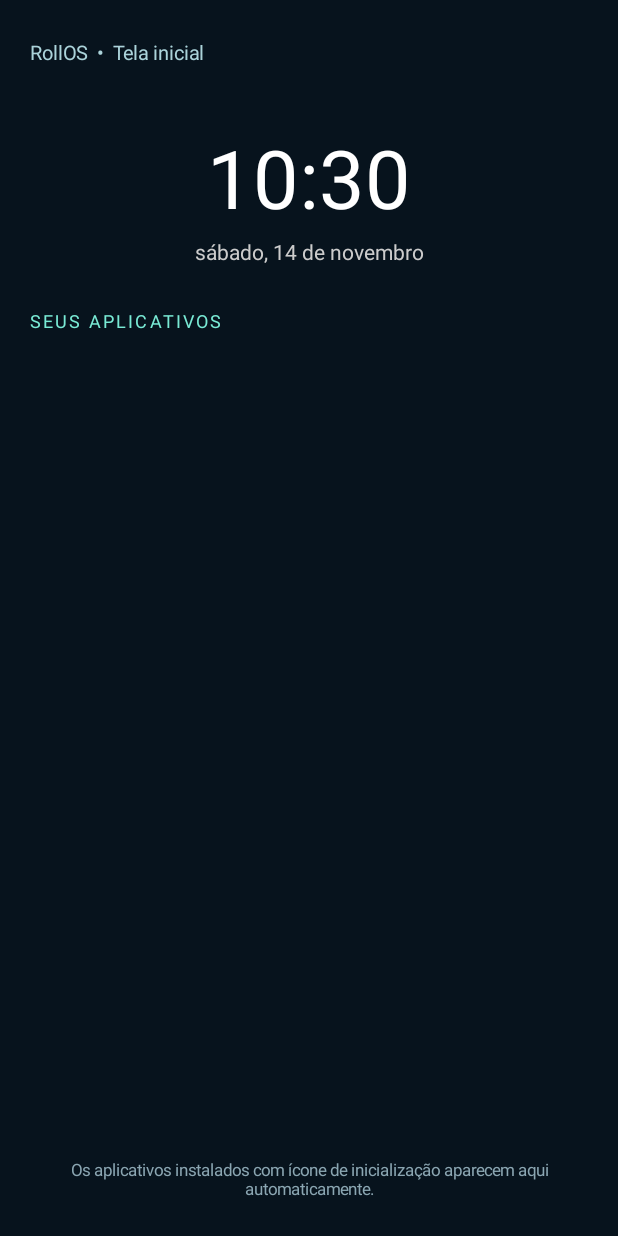
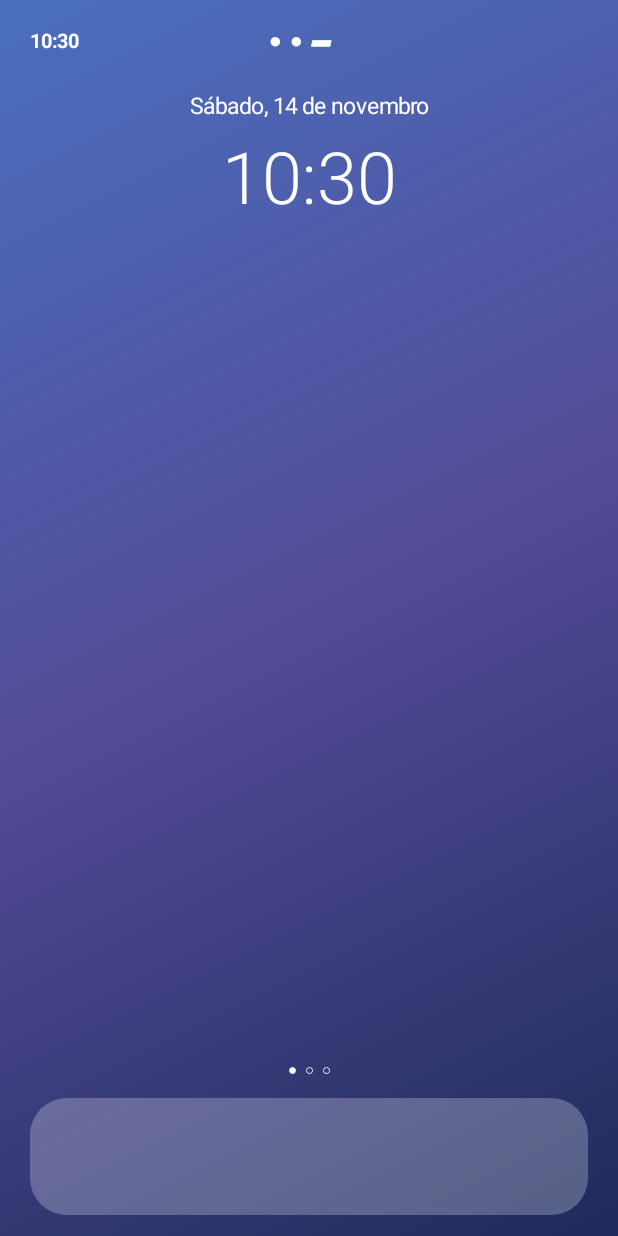
Before and after one commit to Alexandrexicara/RolioS, an Android app: the LauncherActivity screen opened directly, with no data from a screen before it, on a phone screen of 412 x 824 dp. Run offline under Robolectric (Android 15) with nearby library versions, the phone set to English and light mode, and no system bars.

Commit message:
Apply iPhone-inspired Roll iOS launcher design

```diff
--- a/android-launcher/app/src/main/java/com/rollos/launcher/LauncherActivity.kt
+++ b/android-launcher/app/src/main/java/com/rollos/launcher/LauncherActivity.kt
@@ -7,9 +7,13 @@ import android.content.Intent
 import android.content.IntentFilter
 import android.content.pm.PackageManager
 import android.graphics.Color
+import android.graphics.Typeface
+import android.graphics.drawable.GradientDrawable
 import android.os.Build
 import android.os.Bundle
 import android.view.Gravity
+import android.view.View
+import android.widget.FrameLayout
 import android.widget.GridLayout
 import android.widget.ImageView
 import android.widget.LinearLayout
@@ -18,116 +22,185 @@ import java.text.SimpleDateFormat
 import java.util.Date
 import java.util.Locale
 
-/** Native RollOS home screen. Android PackageManager is the source of truth. */
+/** Roll iOS: iPhone-inspired home screen with Android package discovery. */
 class LauncherActivity : Activity() {
     private lateinit var appGrid: GridLayout
     private val packageChanges = object : BroadcastReceiver() {
         override fun onReceive(context: Context?, intent: Intent?) = renderApps()
     }
+    private var receiverRegistered = false
 
     override fun onCreate(savedInstanceState: Bundle?) {
         super.onCreate(savedInstanceState)
-        window.statusBarColor = Color.rgb(7, 19, 29)
-        window.navigationBarColor = Color.rgb(7, 19, 29)
+        window.statusBarColor = Color.rgb(30, 54, 103)
+        window.navigationBarColor = Color.rgb(25, 42, 82)
+        if (Build.VERSION.SDK_INT >= 29) {
+            window.isNavigationBarContrastEnforced = false
+            window.isStatusBarContrastEnforced = false
+        }
+
+        val wallpaper = GradientDrawable(
+            GradientDrawable.Orientation.TL_BR,
+            intArrayOf(Color.rgb(74, 111, 190), Color.rgb(83, 75, 151), Color.rgb(30, 43, 91))
+        )
         val root = LinearLayout(this).apply {
             orientation = LinearLayout.VERTICAL
-            setPadding(dp(20), dp(26), dp(20), dp(16))
-            setBackgroundColor(Color.rgb(7, 19, 29))
+            setPadding(dp(20), dp(18), dp(20), dp(14))
+            background = wallpaper
         }
-        root.addView(TextView(this).apply {
-            text = "RollOS  •  Tela inicial"
+
+        val status = TextView(this).apply {
+            text = SimpleDateFormat("HH:mm", Locale("pt", "BR")).format(Date()) +
+                "                                      ●  ●  ▰"
             textSize = 13f
-            setTextColor(Color.rgb(171, 211, 218))
-        })
-        root.addView(TextView(this).apply {
-            text = SimpleDateFormat("HH:mm", Locale("pt", "BR")).format(Date())
-            textSize = 54f
+            setTypeface(null, Typeface.BOLD)
+            setTextColor(Color.WHITE)
+        }
+        root.addView(status, LinearLayout.LayoutParams(-1, dp(24)))
+
+        val date = TextView(this).apply {
+            text = SimpleDateFormat("EEEE, d 'de' MMMM", Locale("pt", "BR"))
+                .format(Date()).replaceFirstChar { it.uppercase(Locale("pt", "BR")) }
+            textSize = 15f
             gravity = Gravity.CENTER
             setTextColor(Color.WHITE)
-            setPadding(0, dp(38), 0, dp(4))
-        })
-        root.addView(TextView(this).apply {
-            text = SimpleDateFormat("EEEE, d 'de' MMMM", Locale("pt", "BR")).format(Date())
-            textSize = 14f
+            setPadding(0, dp(18), 0, dp(4))
+        }
+        root.addView(date)
+
+        val clock = TextView(this).apply {
+            text = SimpleDateFormat("HH:mm", Locale("pt", "BR")).format(Date())
+            textSize = 48f
             gravity = Gravity.CENTER
-            setTextColor(Color.LTGRAY)
-            setPadding(0, 0, 0, dp(28))
-        })
-        root.addView(TextView(this).apply {
-            text = "SEUS APLICATIVOS"
-            textSize = 12f
-            letterSpacing = .12f
-            setTextColor(Color.rgb(121, 234, 213))
-            setPadding(0, 0, 0, dp(14))
-        })
-        appGrid = GridLayout(this).apply { columnCount = 4 }
+            setTypeface(Typeface.create("sans-serif-light", Typeface.NORMAL))
+            setTextColor(Color.WHITE)
+            setPadding(0, 0, 0, dp(18))
+        }
+        root.addView(clock)
+
+        appGrid = GridLayout(this).apply {
+            columnCount = 4
+            useDefaultMargins = false
+            alignmentMode = GridLayout.ALIGN_BOUNDS
+        }
         root.addView(appGrid, LinearLayout.LayoutParams(-1, 0, 1f))
-        root.addView(TextView(this).apply {
-            text = "Os aplicativos instalados com ícone de inicialização aparecem aqui automaticamente."
-            textSize = 11f
+
+        val pageDots = TextView(this).apply {
+            text = "●  ○  ○"
+            textSize = 10f
             gravity = Gravity.CENTER
-            setTextColor(Color.rgb(139, 166, 178))
-            setPadding(0, dp(12), 0, dp(8))
-        })
+            setTextColor(Color.WHITE)
+            setPadding(0, dp(5), 0, dp(12))
+        }
+        root.addView(pageDots)
+
+        val dock = LinearLayout(this).apply {
+            orientation = LinearLayout.HORIZONTAL
+            gravity = Gravity.CENTER
+            setPadding(dp(8), dp(8), dp(8), dp(8))
+            background = rounded(Color.argb(65, 245, 247, 255), dp(25))
+        }
+        root.addView(dock, LinearLayout.LayoutParams(-1, dp(78)))
         setContentView(root)
-        renderApps()
+        renderApps(dock)
     }
 
     override fun onResume() {
         super.onResume()
         renderApps()
+        if (!receiverRegistered) {
             val filter = IntentFilter().apply {
                 addAction(Intent.ACTION_PACKAGE_ADDED)
                 addAction(Intent.ACTION_PACKAGE_REMOVED)
                 addAction(Intent.ACTION_PACKAGE_CHANGED)
                 addDataScheme("package")
             }
-        if (Build.VERSION.SDK_INT >= 33) registerReceiver(packageChanges, filter, Context.RECEIVER_NOT_EXPORTED)
-        else {\n            @Suppress("DEPRECATION")\n            registerReceiver(packageChanges, filter)\n        }
+            if (Build.VERSION.SDK_INT >= 33) {
+                registerReceiver(packageChanges, filter, Context.RECEIVER_NOT_EXPORTED)
+            } else {
+                @Suppress("DEPRECATION")
+                registerReceiver(packageChanges, filter)
+            }
+            receiverRegistered = true
+        }
     }
 
     override fun onPause() {
+        if (receiverRegistered) {
             try { unregisterReceiver(packageChanges) } catch (_: IllegalArgumentException) { }
+            receiverRegistered = false
+        }
         super.onPause()
     }
 
     @Suppress("DEPRECATION")
-    private fun renderApps() {
+    private fun renderApps(dock: LinearLayout? = null) {
         if (!::appGrid.isInitialized) return
         appGrid.removeAllViews()
+        dock?.removeAllViews()
+
         val apps = packageManager.queryIntentActivities(
             Intent(Intent.ACTION_MAIN).addCategory(Intent.CATEGORY_LAUNCHER),
             PackageManager.MATCH_ALL
         ).distinctBy { it.activityInfo.packageName }
             .sortedBy { it.loadLabel(packageManager).toString().lowercase(Locale.getDefault()) }
+
         apps.forEachIndexed { index, info ->
+            val openApp = View.OnClickListener {
+                packageManager.getLaunchIntentForPackage(info.activityInfo.packageName)?.let(::startActivity)
+            }
             val item = LinearLayout(this).apply {
                 orientation = LinearLayout.VERTICAL
                 gravity = Gravity.CENTER
-                setPadding(dp(3), dp(8), dp(3), dp(12))
+                setPadding(dp(3), dp(7), dp(3), dp(9))
                 isClickable = true
                 isFocusable = true
-                setOnClickListener {
-                    packageManager.getLaunchIntentForPackage(info.activityInfo.packageName)?.let(::startActivity)
+                setOnClickListener(openApp)
             }
+            val iconFrame = FrameLayout(this).apply {
+                background = rounded(Color.argb(35, 255, 255, 255), dp(15))
+                clipToOutline = true
             }
-            item.addView(ImageView(this).apply {
+            iconFrame.addView(ImageView(this).apply {
                 setImageDrawable(info.loadIcon(packageManager))
                 scaleType = ImageView.ScaleType.FIT_CENTER
                 contentDescription = info.loadLabel(packageManager).toString()
-            }, LinearLayout.LayoutParams(dp(50), dp(50)))
+                setPadding(dp(2), dp(2), dp(2), dp(2))
+            }, FrameLayout.LayoutParams(dp(58), dp(58), Gravity.CENTER))
+            item.addView(iconFrame, LinearLayout.LayoutParams(dp(62), dp(62)))
             item.addView(TextView(this).apply {
                 text = info.loadLabel(packageManager)
                 textSize = 11f
                 gravity = Gravity.CENTER
                 maxLines = 2
                 setTextColor(Color.WHITE)
-                setPadding(0, dp(7), 0, 0)
-            }, LinearLayout.LayoutParams(-1, -2))
+                setShadowLayer(2f, 0f, 1f, Color.BLACK)
+                setPadding(0, dp(5), 0, 0)
+            }, LinearLayout.LayoutParams(-1, dp(34)))
+
             appGrid.addView(item, GridLayout.LayoutParams(
                 GridLayout.spec(index / 4, 1f), GridLayout.spec(index % 4, 1f)
-            ).apply { width = 0; height = dp(96) })
+            ).apply { width = 0; height = dp(104) })
+
+            if (index < 4 && dock != null) {
+                val dockIcon = ImageView(this).apply {
+                    setImageDrawable(info.loadIcon(packageManager))
+                    scaleType = ImageView.ScaleType.FIT_CENTER
+                    contentDescription = info.loadLabel(packageManager).toString()
+                    isClickable = true
+                    setOnClickListener(openApp)
                 }
+                dock.addView(dockIcon, LinearLayout.LayoutParams(0, dp(58), 1f).apply {
+                    marginStart = dp(5)
+                    marginEnd = dp(5)
+                })
+            }
+        }
+    }
+
+    private fun rounded(color: Int, radius: Int) = GradientDrawable().apply {
+        setColor(color)
+        cornerRadius = radius.toFloat()
     }
 
     private fun dp(value: Int) = (value * resources.displayMetrics.density).toInt()
```
Lines whose indentation alone changed are shown as unchanged.
